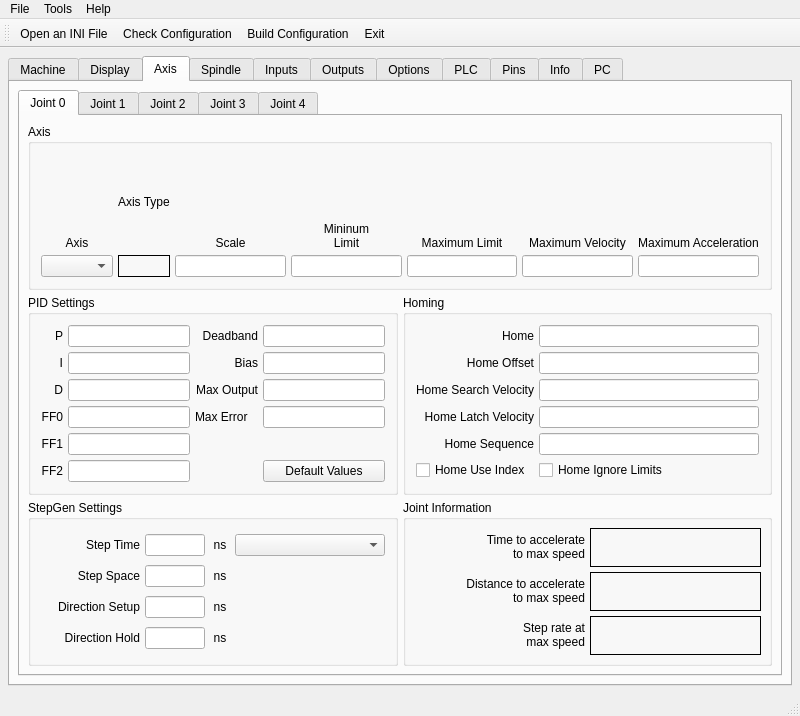
This is m7i96/7i96.ui in snelweg/7i96 as Qt 5 draws it before an edit. The edited form follows.
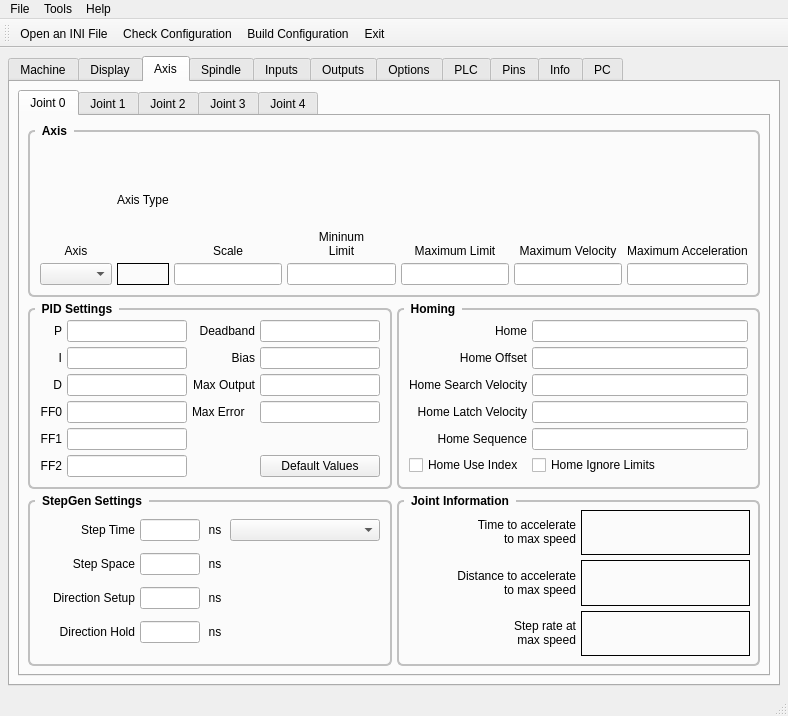
This is the edited form. The open tabs and pages were chosen to show the change.

What changed in the file:
```diff
--- a/m7i96/7i96.ui
+++ b/m7i96/7i96.ui
@@ -6,7 +6,7 @@
    <rect>
     <x>0</x>
     <y>0</y>
-    <width>800</width>
+    <width>788</width>
     <height>716</height>
    </rect>
   </property>
@@ -610,6 +610,20 @@
                 <verstretch>0</verstretch>
                </sizepolicy>
               </property>
+              <property name="styleSheet">
+               <string notr="true">QGroupBox {
+    font: bold;
+    border: 2px solid silver;
+    border-radius: 6px;
+    margin-top: 6px;
+}
+
+QGroupBox::title {
+    subcontrol-origin: margin;
+    left: 7px;
+    padding: 0px 5px 0px 5px;
+}</string>
+              </property>
               <property name="title">
                <string>Axis</string>
               </property>
@@ -751,6 +765,20 @@
             </item>
             <item row="1" column="0">
              <widget class="QGroupBox" name="groupBox_2">
+              <property name="styleSheet">
+               <string notr="true">QGroupBox {
+    font: bold;
+    border: 2px solid silver;
+    border-radius: 6px;
+    margin-top: 6px;
+}
+
+QGroupBox::title {
+    subcontrol-origin: margin;
+    left: 7px;
+    padding: 0px 5px 0px 5px;
+}</string>
+              </property>
               <property name="title">
                <string>PID Settings</string>
               </property>
@@ -967,6 +995,20 @@
             </item>
             <item row="1" column="1">
              <widget class="QGroupBox" name="groupBox_3">
+              <property name="styleSheet">
+               <string notr="true">QGroupBox {
+    font: bold;
+    border: 2px solid silver;
+    border-radius: 6px;
+    margin-top: 6px;
+}
+
+QGroupBox::title {
+    subcontrol-origin: margin;
+    left: 7px;
+    padding: 0px 5px 0px 5px;
+}</string>
+              </property>
               <property name="title">
                <string>Homing</string>
               </property>
@@ -1093,6 +1135,20 @@
             </item>
             <item row="2" column="0">
              <widget class="QGroupBox" name="groupBox_4">
+              <property name="styleSheet">
+               <string notr="true">QGroupBox {
+    font: bold;
+    border: 2px solid silver;
+    border-radius: 6px;
+    margin-top: 6px;
+}
+
+QGroupBox::title {
+    subcontrol-origin: margin;
+    left: 7px;
+    padding: 0px 5px 0px 5px;
+}</string>
+              </property>
               <property name="title">
                <string>StepGen Settings</string>
               </property>
@@ -1367,6 +1423,20 @@
             </item>
             <item row="2" column="1">
              <widget class="QGroupBox" name="gridGroupBox">
+              <property name="styleSheet">
+               <string notr="true">QGroupBox {
+    font: bold;
+    border: 2px solid silver;
+    border-radius: 6px;
+    margin-top: 6px;
+}
+
+QGroupBox::title {
+    subcontrol-origin: margin;
+    left: 7px;
+    padding: 0px 5px 0px 5px;
+}</string>
+              </property>
               <property name="title">
                <string>Joint Information</string>
               </property>
@@ -7449,7 +7519,7 @@
     <rect>
      <x>0</x>
      <y>0</y>
-     <width>800</width>
+     <width>788</width>
      <height>27</height>
     </rect>
    </property>
```
Left out of the diff: 22 changed lines with no effect on the pictures. Lines whose indentation alone changed are shown as unchanged.
